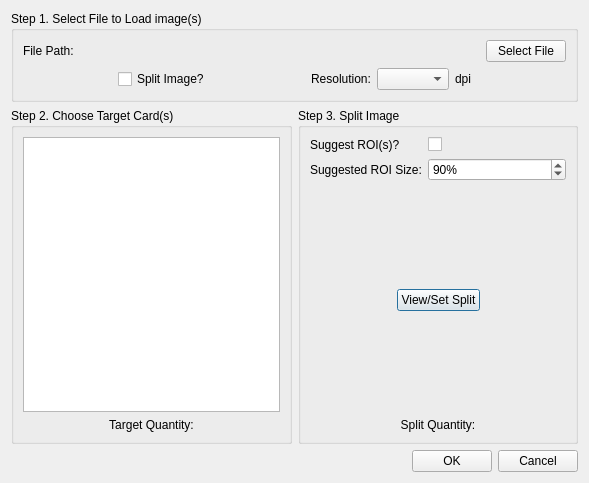
The window that accupatt/windows/ui/loadCards.ui (gill14/AccuPatt) describes before a commit, drawn with Qt 5.
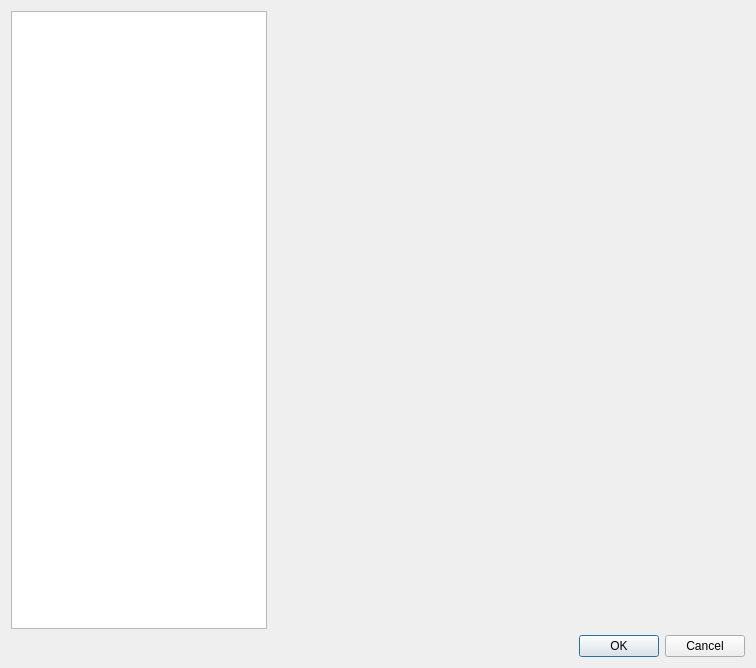
The same window after the commit. Custom widgets are drawn as their Qt base class.

Commit message: ImWidgets, MoveToSQLite3, cardList editor/importer

```diff
--- a/accupatt/windows/ui/loadCards.ui
+++ b/accupatt/windows/ui/loadCards.ui
@@ -6,279 +6,28 @@
    <rect>
     <x>0</x>
     <y>0</y>
-    <width>589</width>
-    <height>483</height>
+    <width>756</width>
+    <height>668</height>
    </rect>
   </property>
   <property name="windowTitle">
    <string>Dialog</string>
   </property>
-  <layout class="QVBoxLayout" name="verticalLayout_4">
+  <layout class="QVBoxLayout" name="verticalLayout">
    <item>
-    <widget class="QGroupBox" name="groupBox">
-     <property name="title">
-      <string>Step 1. Select File to Load image(s)</string>
-     </property>
-     <layout class="QVBoxLayout" name="verticalLayout">
-      <item>
-       <layout class="QHBoxLayout" name="horizontalLayout_2">
-        <item>
-         <widget class="QLabel" name="labelFile">
-          <property name="sizePolicy">
-           <sizepolicy hsizetype="Expanding" vsizetype="Preferred">
-            <horstretch>0</horstretch>
-            <verstretch>0</verstretch>
-           </sizepolicy>
-          </property>
-          <property name="text">
-           <string>File Path:</string>
-          </property>
-          <property name="wordWrap">
-           <bool>true</bool>
-          </property>
-         </widget>
-        </item>
-        <item>
-         <widget class="QPushButton" name="buttonSelectFile">
-          <property name="text">
-           <string>Select File</string>
-          </property>
-         </widget>
-        </item>
-       </layout>
-      </item>
-      <item>
-       <layout class="QHBoxLayout" name="horizontalLayout">
-        <item>
-         <spacer name="horizontalSpacer">
-          <property name="orientation">
-           <enum>Qt::Horizontal</enum>
-          </property>
-          <property name="sizeHint" stdset="0">
-           <size>
-            <width>40</width>
-            <height>20</height>
-           </size>
-          </property>
-         </spacer>
-        </item>
-        <item>
-         <widget class="QCheckBox" name="checkBoxSplit">
-          <property name="text">
-           <string>Split Image?</string>
-          </property>
-         </widget>
-        </item>
-        <item>
-         <spacer name="horizontalSpacer_2">
-          <property name="orientation">
-           <enum>Qt::Horizontal</enum>
-          </property>
-          <property name="sizeHint" stdset="0">
-           <size>
-            <width>40</width>
-            <height>20</height>
-           </size>
-          </property>
-         </spacer>
-        </item>
-        <item>
-         <widget class="QLabel" name="label">
-          <property name="text">
-           <string>Resolution:</string>
-          </property>
-         </widget>
-        </item>
-        <item>
-         <widget class="QComboBox" name="comboBoxResolution">
-          <property name="sizeAdjustPolicy">
-           <enum>QComboBox::AdjustToContents</enum>
-          </property>
-         </widget>
-        </item>
-        <item>
-         <widget class="QLabel" name="label_2">
-          <property name="text">
-           <string>dpi</string>
-          </property>
-         </widget>
-        </item>
-        <item>
-         <spacer name="horizontalSpacer_3">
-          <property name="orientation">
-           <enum>Qt::Horizontal</enum>
-          </property>
-          <property name="sizeHint" stdset="0">
-           <size>
-            <width>40</width>
-            <height>20</height>
-           </size>
-          </property>
-         </spacer>
-        </item>
-       </layout>
-      </item>
-     </layout>
-    </widget>
-   </item>
-   <item>
-    <layout class="QHBoxLayout" name="horizontalLayout_3">
+    <layout class="QHBoxLayout" name="horizontalLayout">
      <item>
-      <widget class="QGroupBox" name="groupBox_2">
-       <property name="title">
-        <string>Step 2. Choose Target Card(s)</string>
+      <widget class="QListWidget" name="listWidget">
+       <property name="sizePolicy">
+        <sizepolicy hsizetype="Fixed" vsizetype="Expanding">
+         <horstretch>0</horstretch>
+         <verstretch>0</verstretch>
+        </sizepolicy>
        </property>
-       <layout class="QVBoxLayout" name="verticalLayout_2">
-        <item>
-         <widget class="QListWidget" name="listWidget">
-          <property name="alternatingRowColors">
-           <bool>true</bool>
-          </property>
-         </widget>
-        </item>
-        <item>
-         <widget class="QLabel" name="labelTargetQuantity">
-          <property name="text">
-           <string>Target Quantity:</string>
-          </property>
-          <property name="alignment">
-           <set>Qt::AlignCenter</set>
-          </property>
-         </widget>
-        </item>
-       </layout>
       </widget>
      </item>
      <item>
-      <widget class="QGroupBox" name="groupBox3">
-       <property name="title">
-        <string>Step 3. Split Image</string>
-       </property>
-       <layout class="QVBoxLayout" name="verticalLayout_3">
-        <item>
-         <layout class="QFormLayout" name="formLayout">
-          <item row="1" column="0">
-           <widget class="QLabel" name="label_6">
-            <property name="text">
-             <string>Suggested ROI Size:</string>
-            </property>
-           </widget>
-          </item>
-          <item row="1" column="1">
-           <widget class="QSpinBox" name="spinBoxRoi">
-            <property name="suffix">
-             <string>%</string>
-            </property>
-            <property name="minimum">
-             <number>5</number>
-            </property>
-            <property name="maximum">
-             <number>100</number>
-            </property>
-            <property name="singleStep">
-             <number>5</number>
-            </property>
-            <property name="value">
-             <number>90</number>
-            </property>
-           </widget>
-          </item>
-          <item row="0" column="0">
-           <widget class="QLabel" name="suggestRoiLabel">
-            <property name="text">
-             <string>Suggest ROI(s)?</string>
-            </property>
-           </widget>
-          </item>
-          <item row="0" column="1">
-           <widget class="QCheckBox" name="suggestRoiCheckBox"/>
-          </item>
-         </layout>
-        </item>
-        <item>
-         <spacer name="verticalSpacer_2">
-          <property name="orientation">
-           <enum>Qt::Vertical</enum>
-          </property>
-          <property name="sizeHint" stdset="0">
-           <size>
-            <width>20</width>
-            <height>52</height>
-           </size>
-          </property>
-         </spacer>
-        </item>
-        <item>
-         <layout class="QHBoxLayout" name="horizontalLayout_4">
-          <item>
-           <spacer name="horizontalSpacer_4">
-            <property name="orientation">
-             <enum>Qt::Horizontal</enum>
-            </property>
-            <property name="sizeHint" stdset="0">
-             <size>
-              <width>40</width>
-              <height>20</height>
-             </size>
-            </property>
-           </spacer>
-          </item>
-          <item>
-           <widget class="QPushButton" name="pushButton">
-            <property name="sizePolicy">
-             <sizepolicy hsizetype="Preferred" vsizetype="Fixed">
-              <horstretch>0</horstretch>
-              <verstretch>0</verstretch>
-             </sizepolicy>
-            </property>
-            <property name="text">
-             <string>View/Set Split</string>
-            </property>
-            <property name="default">
-             <bool>true</bool>
-            </property>
-           </widget>
-          </item>
-          <item>
-           <spacer name="horizontalSpacer_5">
-            <property name="orientation">
-             <enum>Qt::Horizontal</enum>
-            </property>
-            <property name="sizeHint" stdset="0">
-             <size>
-              <width>40</width>
-              <height>20</height>
-             </size>
-            </property>
-           </spacer>
-          </item>
-         </layout>
-        </item>
-        <item>
-         <spacer name="verticalSpacer_3">
-          <property name="orientation">
-           <enum>Qt::Vertical</enum>
-          </property>
-          <property name="sizeHint" stdset="0">
-           <size>
-            <width>20</width>
-            <height>51</height>
-           </size>
-          </property>
-         </spacer>
-        </item>
-        <item>
-         <widget class="QLabel" name="labelSplitQuantity">
-          <property name="text">
-           <string>Split Quantity:</string>
-          </property>
-          <property name="alignment">
-           <set>Qt::AlignCenter</set>
-          </property>
-         </widget>
-        </item>
-       </layout>
-      </widget>
+      <widget class="SingleCVImageWidget" name="imageWidget" native="true"/>
      </item>
     </layout>
    </item>
@@ -294,6 +43,14 @@
    </item>
   </layout>
  </widget>
+ <customwidgets>
+  <customwidget>
+   <class>SingleCVImageWidget</class>
+   <extends>QWidget</extends>
+   <header>accupatt/windows/widgets/singleCVImageWidget.h</header>
+   <container>1</container>
+  </customwidget>
+ </customwidgets>
  <resources/>
  <connections>
   <connection>
```
The commit also changes 23 other files.
